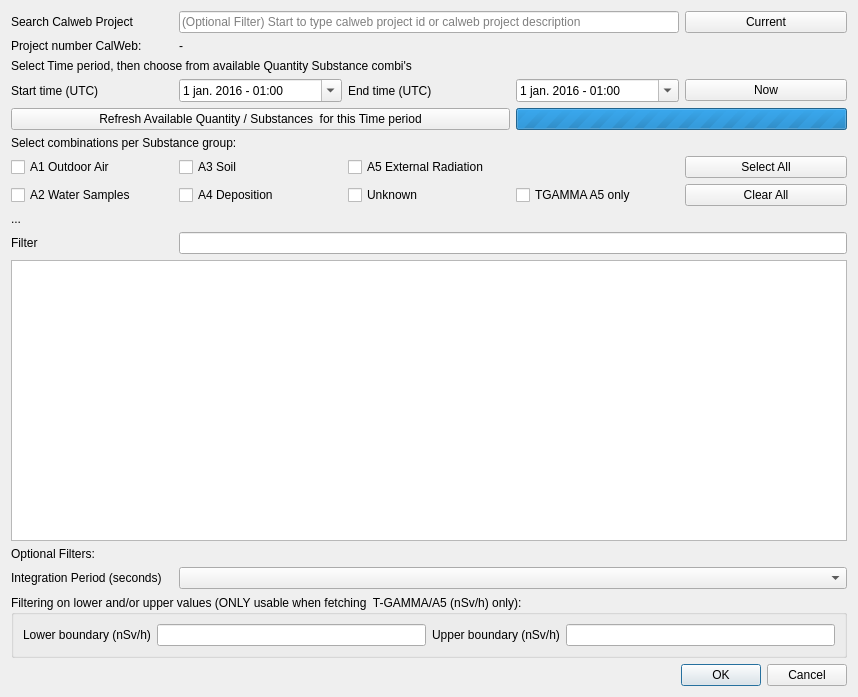
rduivenvoorde/jrodos, file ui/jrodos_measurements_dialog_base.ui: the form before one commit.
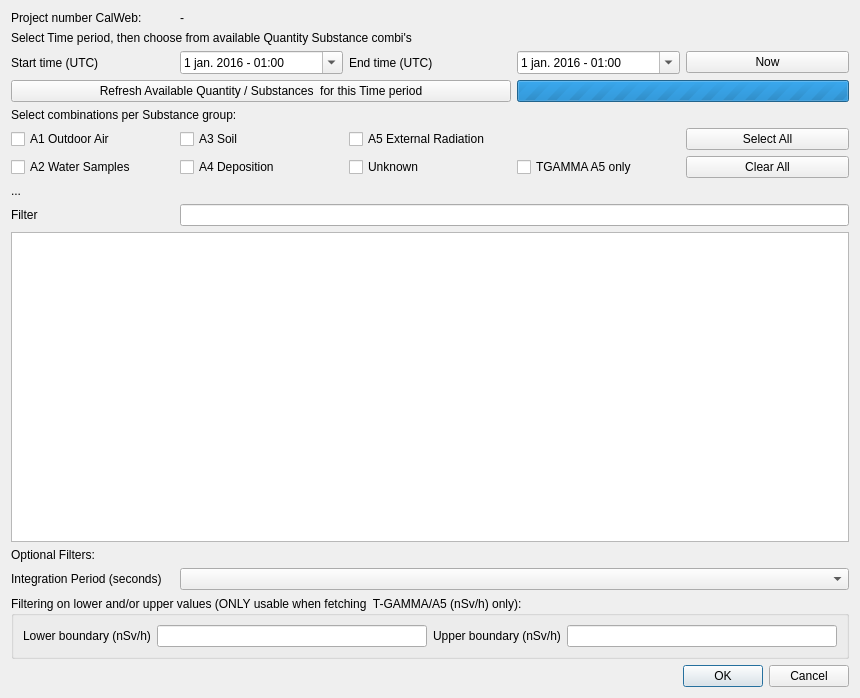
The form after the commit.

Commit message: JRodos plugin working with project id from config manager

Diff of the .ui file:
```diff
--- a/ui/jrodos_measurements_dialog_base.ui
+++ b/ui/jrodos_measurements_dialog_base.ui
@@ -6,176 +6,160 @@
    <rect>
     <x>0</x>
     <y>0</y>
-    <width>858</width>
-    <height>697</height>
+    <width>860</width>
+    <height>698</height>
    </rect>
   </property>
   <property name="windowTitle">
    <string>Eurdep Measurements Dialog</string>
   </property>
   <layout class="QGridLayout" name="gridLayout">
-   <item row="15" column="0" colspan="5">
-    <widget class="QTableView" name="tbl_combis">
-     <property name="sortingEnabled">
+   <item row="13" column="1" colspan="4">
+    <widget class="QLineEdit" name="le_combis_filter">
+     <property name="clearButtonEnabled">
       <bool>true</bool>
      </property>
     </widget>
    </item>
-   <item row="12" column="1">
+   <item row="11" column="3">
+    <widget class="QCheckBox" name="cb_tgamma_a5">
+     <property name="text">
+      <string>TGAMMA A5 only</string>
+     </property>
+    </widget>
+   </item>
+   <item row="5" column="3">
+    <widget class="QDateTimeEdit" name="dateTime_end">
+     <property name="locale">
+      <locale language="Dutch" country="Netherlands"/>
+     </property>
+     <property name="dateTime">
+      <datetime>
+       <hour>1</hour>
+       <minute>0</minute>
+       <second>0</second>
+       <year>2016</year>
+       <month>1</month>
+       <day>1</day>
+      </datetime>
+     </property>
+     <property name="displayFormat">
+      <string>d MMM yyyy - HH:mm</string>
+     </property>
+     <property name="calendarPopup">
+      <bool>true</bool>
+     </property>
+    </widget>
+   </item>
+   <item row="11" column="1">
     <widget class="QCheckBox" name="cb_a4">
      <property name="text">
       <string>A4 Deposition</string>
      </property>
     </widget>
    </item>
-   <item row="11" column="0">
-    <widget class="QCheckBox" name="cb_a1">
+   <item row="13" column="0">
+    <widget class="QLabel" name="label">
      <property name="text">
-      <string>A1 Outdoor Air</string>
+      <string>Filter</string>
      </property>
     </widget>
    </item>
-   <item row="8" column="0" colspan="3">
-    <widget class="QPushButton" name="btn_get_combis">
-     <property name="text">
-      <string>Refresh Available Quantity / Substances  for this Time period</string>
+   <item row="17" column="1" colspan="4">
+    <widget class="QComboBox" name="combo_endminusstart">
+     <property name="editable">
+      <bool>false</bool>
      </property>
     </widget>
    </item>
-   <item row="8" column="3" colspan="2">
-    <widget class="QProgressBar" name="combis_progressbar">
-     <property name="maximum">
-      <number>0</number>
+   <item row="1" column="0">
+    <widget class="QLabel" name="lbl_calweb_project_id">
+     <property name="text">
+      <string>Project number CalWeb:</string>
      </property>
-     <property name="value">
-      <number>-2</number>
-     </property>
     </widget>
    </item>
-   <item row="6" column="3">
-    <widget class="QDateTimeEdit" name="dateTime_end">
-     <property name="locale">
-      <locale language="Dutch" country="Netherlands"/>
-     </property>
-     <property name="dateTime">
-      <datetime>
-       <hour>1</hour>
-       <minute>0</minute>
-       <second>0</second>
-       <year>2016</year>
-       <month>1</month>
-       <day>1</day>
-      </datetime>
-     </property>
-     <property name="displayFormat">
-      <string>d MMM yyyy - HH:mm</string>
-     </property>
-     <property name="calendarPopup">
-      <bool>true</bool>
-     </property>
-    </widget>
-   </item>
-   <item row="6" column="0">
+   <item row="5" column="0">
     <widget class="QLabel" name="lbl_start_time">
      <property name="text">
       <string>Start time (UTC)</string>
      </property>
     </widget>
    </item>
-   <item row="12" column="4">
-    <widget class="QPushButton" name="btn_no_combis">
+   <item row="3" column="0" colspan="5">
+    <widget class="QLabel" name="lbl_title2">
      <property name="text">
-      <string>Clear All</string>
+      <string>Select Time period, then choose from available Quantity Substance combi's</string>
      </property>
     </widget>
    </item>
-   <item row="12" column="2">
+   <item row="11" column="2">
     <widget class="QCheckBox" name="cb_unknown">
      <property name="text">
       <string>Unknown</string>
      </property>
     </widget>
    </item>
-   <item row="2" column="0">
-    <widget class="QLabel" name="lbl_calweb_project_id">
+   <item row="8" column="0" colspan="2">
+    <widget class="QLabel" name="label_2">
      <property name="text">
-      <string>Project number CalWeb:</string>
+      <string>Select combinations per Substance group:</string>
      </property>
     </widget>
    </item>
-   <item row="6" column="1">
-    <widget class="QDateTimeEdit" name="dateTime_start">
-     <property name="locale">
-      <locale language="Dutch" country="Netherlands"/>
-     </property>
-     <property name="dateTime">
-      <datetime>
-       <hour>1</hour>
-       <minute>0</minute>
-       <second>0</second>
-       <year>2016</year>
-       <month>1</month>
-       <day>1</day>
-      </datetime>
-     </property>
-     <property name="displayFormat">
-      <string>d MMM yyyy - HH:mm</string>
-     </property>
-     <property name="calendarPopup">
-      <bool>true</bool>
-     </property>
-    </widget>
-   </item>
-   <item row="16" column="0">
+   <item row="15" column="0">
     <widget class="QLabel" name="lbl_bounds_optional">
      <property name="text">
       <string>Optional Filters:</string>
      </property>
     </widget>
    </item>
-   <item row="12" column="0">
-    <widget class="QCheckBox" name="cb_a2">
-     <property name="text">
-      <string>A2 Water Samples</string>
-     </property>
-    </widget>
-   </item>
-   <item row="11" column="1">
-    <widget class="QCheckBox" name="cb_a3">
-     <property name="text">
-      <string>A3 Soil</string>
-     </property>
-    </widget>
-   </item>
-   <item row="6" column="4">
+   <item row="5" column="4">
     <widget class="QPushButton" name="btn_now">
      <property name="text">
       <string>Now</string>
      </property>
     </widget>
    </item>
-   <item row="6" column="2">
-    <widget class="QLabel" name="lbl_end_time">
+   <item row="10" column="1">
+    <widget class="QCheckBox" name="cb_a3">
      <property name="text">
-      <string>End time (UTC)</string>
+      <string>A3 Soil</string>
      </property>
     </widget>
    </item>
-   <item row="13" column="0">
-    <widget class="QLabel" name="lbl_retrieving_combis">
+   <item row="1" column="1">
+    <widget class="QLabel" name="le_calweb_project_id">
      <property name="text">
-      <string>...</string>
+      <string>-</string>
      </property>
     </widget>
    </item>
-   <item row="14" column="0">
-    <widget class="QLabel" name="label">
+   <item row="11" column="0">
+    <widget class="QCheckBox" name="cb_a2">
      <property name="text">
-      <string>Filter</string>
+      <string>A2 Water Samples</string>
      </property>
     </widget>
    </item>
-   <item row="19" column="0" colspan="5">
+   <item row="17" column="0">
+    <widget class="QLabel" name="lbl_endminusstart">
+     <property name="text">
+      <string>Integration Period (seconds)</string>
+     </property>
+    </widget>
+   </item>
+   <item row="24" column="0" colspan="5">
+    <widget class="QDialogButtonBox" name="buttonBox">
+     <property name="orientation">
+      <enum>Qt::Horizontal</enum>
+     </property>
+     <property name="standardButtons">
+      <set>QDialogButtonBox::Cancel|QDialogButtonBox::Ok</set>
+     </property>
+    </widget>
+   </item>
+   <item row="18" column="0" colspan="5">
     <widget class="QGroupBox" name="grp_tgamma_a5_only">
      <property name="enabled">
       <bool>true</bool>
@@ -227,103 +211,92 @@
      </layout>
     </widget>
    </item>
-   <item row="14" column="1" colspan="4">
-    <widget class="QLineEdit" name="le_combis_filter">
-     <property name="clearButtonEnabled">
-      <bool>true</bool>
-     </property>
-    </widget>
-   </item>
-   <item row="2" column="1">
-    <widget class="QLabel" name="le_calweb_project_id">
-     <property name="text">
-      <string>-</string>
-     </property>
-    </widget>
-   </item>
-   <item row="11" column="2">
+   <item row="10" column="2">
     <widget class="QCheckBox" name="cb_a5">
      <property name="text">
       <string>A5 External Radiation</string>
      </property>
     </widget>
    </item>
-   <item row="4" column="0" colspan="5">
-    <widget class="QLabel" name="lbl_title2">
-     <property name="text">
-      <string>Select Time period, then choose from available Quantity Substance combi's</string>
-     </property>
-    </widget>
-   </item>
-   <item row="18" column="1" colspan="4">
-    <widget class="QComboBox" name="combo_endminusstart">
-     <property name="editable">
-      <bool>false</bool>
-     </property>
-    </widget>
-   </item>
-   <item row="12" column="3">
-    <widget class="QCheckBox" name="cb_tgamma_a5">
-     <property name="text">
-      <string>TGAMMA A5 only</string>
-     </property>
-    </widget>
-   </item>
    <item row="11" column="4">
+    <widget class="QPushButton" name="btn_no_combis">
+     <property name="text">
+      <string>Clear All</string>
+     </property>
+    </widget>
+   </item>
+   <item row="5" column="2">
+    <widget class="QLabel" name="lbl_end_time">
+     <property name="text">
+      <string>End time (UTC)</string>
+     </property>
+    </widget>
+   </item>
+   <item row="14" column="0" colspan="5">
+    <widget class="QTableView" name="tbl_combis">
+     <property name="sortingEnabled">
+      <bool>true</bool>
+     </property>
+    </widget>
+   </item>
+   <item row="7" column="0" colspan="3">
+    <widget class="QPushButton" name="btn_get_combis">
+     <property name="text">
+      <string>Refresh Available Quantity / Substances  for this Time period</string>
+     </property>
+    </widget>
+   </item>
+   <item row="12" column="0">
+    <widget class="QLabel" name="lbl_retrieving_combis">
+     <property name="text">
+      <string>...</string>
+     </property>
+    </widget>
+   </item>
+   <item row="5" column="1">
+    <widget class="QDateTimeEdit" name="dateTime_start">
+     <property name="locale">
+      <locale language="Dutch" country="Netherlands"/>
+     </property>
+     <property name="dateTime">
+      <datetime>
+       <hour>1</hour>
+       <minute>0</minute>
+       <second>0</second>
+       <year>2016</year>
+       <month>1</month>
+       <day>1</day>
+      </datetime>
+     </property>
+     <property name="displayFormat">
+      <string>d MMM yyyy - HH:mm</string>
+     </property>
+     <property name="calendarPopup">
+      <bool>true</bool>
+     </property>
+    </widget>
+   </item>
+   <item row="10" column="0">
+    <widget class="QCheckBox" name="cb_a1">
+     <property name="text">
+      <string>A1 Outdoor Air</string>
+     </property>
+    </widget>
+   </item>
+   <item row="10" column="4">
     <widget class="QPushButton" name="btn_all_combis">
      <property name="text">
       <string>Select All</string>
      </property>
     </widget>
    </item>
-   <item row="0" column="4">
-    <widget class="QPushButton" name="btn_current_calweb_id">
-     <property name="text">
-      <string>Current</string>
+   <item row="7" column="3" colspan="2">
+    <widget class="QProgressBar" name="combis_progressbar">
+     <property name="maximum">
+      <number>0</number>
      </property>
-    </widget>
-   </item>
-   <item row="18" column="0">
-    <widget class="QLabel" name="lbl_endminusstart">
-     <property name="text">
-      <string>Integration Period (seconds)</string>
-     </property>
-    </widget>
-   </item>
-   <item row="9" column="0" colspan="2">
-    <widget class="QLabel" name="label_2">
-     <property name="text">
-      <string>Select combinations per Substance group:</string>
-     </property>
-    </widget>
-   </item>
-   <item row="25" column="0" colspan="5">
-    <widget class="QDialogButtonBox" name="buttonBox">
-     <property name="orientation">
-      <enum>Qt::Horizontal</enum>
-     </property>
-     <property name="standardButtons">
-      <set>QDialogButtonBox::Cancel|QDialogButtonBox::Ok</set>
-     </property>
-    </widget>
-   </item>
-   <item row="0" column="0">
-    <widget class="QLabel" name="label_3">
-     <property name="text">
-      <string>Search Calweb Project</string>
-     </property>
-    </widget>
-   </item>
-   <item row="0" column="1" colspan="3">
-    <widget class="QLineEdit" name="le_calweb_name_search">
-     <property name="text">
-      <string/>
-     </property>
-     <property name="placeholderText">
-      <string>(Optional Filter) Start to type calweb project id or calweb project description</string>
-     </property>
-     <property name="clearButtonEnabled">
-      <bool>true</bool>
+     <property name="value">
+      <number>-2</number>
      </property>
     </widget>
    </item>
```
The commit also changes 1 other file.
